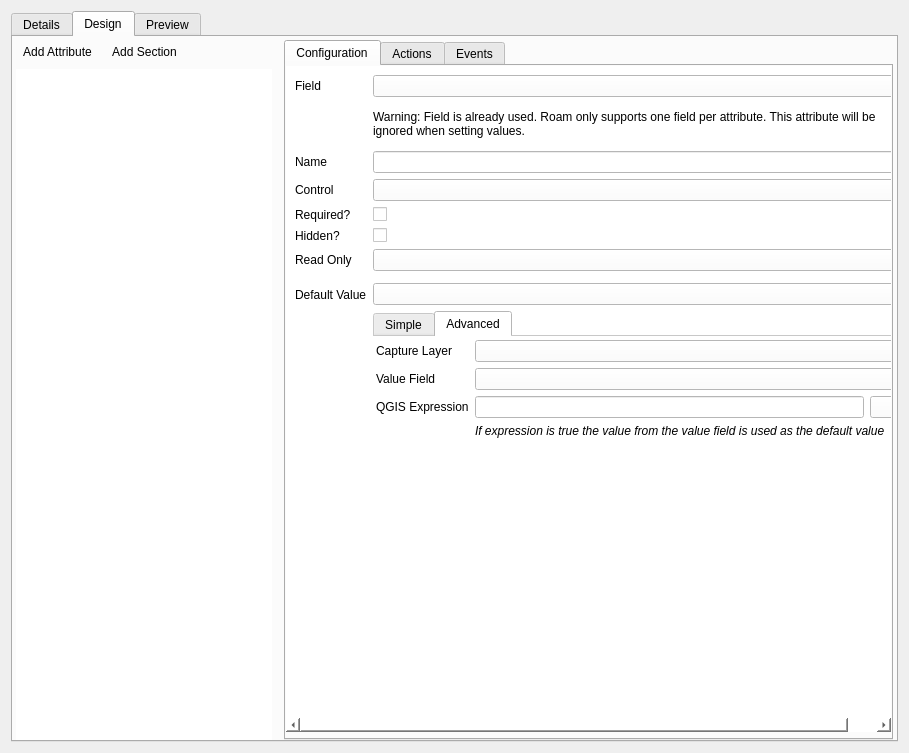
This is src/configmanager/ui/nodewidgets/ui_formwidget.ui in roam-qgis/Roam as Qt 5 draws it before an edit. The edited form follows.
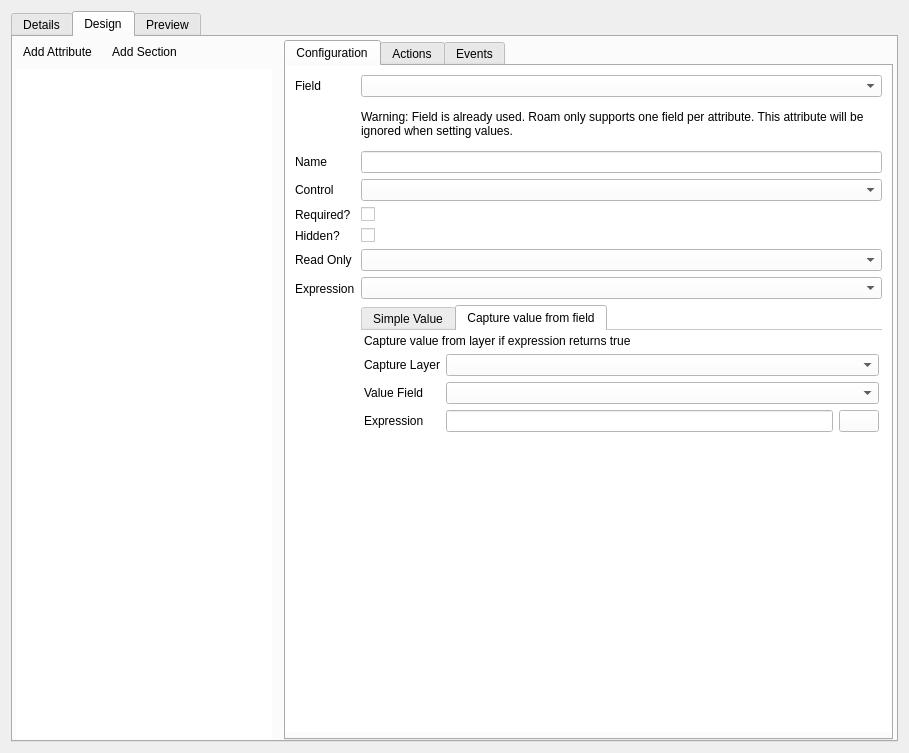
This is the edited form. The open tabs and pages were chosen to show the change. Icons and pictures are not drawn. Custom widgets are drawn as their Qt base class.

Commit message: Only call to_feature once, and don't fetch other default values

```diff
--- a/src/configmanager/ui/nodewidgets/ui_formwidget.ui
+++ b/src/configmanager/ui/nodewidgets/ui_formwidget.ui
@@ -628,25 +628,14 @@
                      </property>
                     </widget>
                    </item>
-                   <item row="19" column="1">
-                    <widget class="QFrame" name="frame_3">
-                     <property name="frameShape">
-                      <enum>QFrame::StyledPanel</enum>
-                     </property>
-                     <property name="frameShadow">
-                      <enum>QFrame::Raised</enum>
-                     </property>
-                     <zorder>defaultTab</zorder>
-                    </widget>
-                   </item>
-                   <item row="20" column="0">
+                   <item row="19" column="0">
                     <widget class="QLabel" name="label">
                      <property name="text">
-                      <string>Default Value</string>
+                      <string>Expression</string>
                      </property>
                     </widget>
                    </item>
-                   <item row="20" column="1">
+                   <item row="19" column="1">
                     <widget class="QFrame" name="frame_5">
                      <property name="frameShape">
                       <enum>QFrame::NoFrame</enum>
@@ -680,7 +669,7 @@
                         </property>
                         <widget class="QWidget" name="tab_5">
                          <attribute name="title">
-                          <string>Simple</string>
+                          <string>Simple Value</string>
                          </attribute>
                          <layout class="QVBoxLayout" name="verticalLayout">
                           <property name="spacing">
@@ -700,13 +689,6 @@
                           </property>
                           <item>
                            <layout class="QHBoxLayout" name="horizontalLayout_7">
-                            <item>
-                             <widget class="QLabel" name="label_14">
-                              <property name="text">
-                               <string>Value</string>
-                              </property>
-                             </widget>
-                            </item>
                             <item>
                              <widget class="QLineEdit" name="defaultvalueText"/>
                             </item>
@@ -737,7 +719,7 @@
                              </font>
                             </property>
                             <property name="text">
-                             <string>Value to be used as the default value.  QGIS Expressions can be included using [% {expression} %]</string>
+                             <string>Expressions can be included using [% {expression} %] or the expression button</string>
                             </property>
                            </widget>
                           </item>
@@ -758,7 +740,7 @@
                         </widget>
                         <widget class="QWidget" name="tab_6">
                          <attribute name="title">
-                          <string>Advanced</string>
+                          <string>Capture value from field</string>
                          </attribute>
                          <layout class="QFormLayout" name="formLayout_4">
                           <property name="leftMargin">
@@ -773,21 +755,31 @@
                           <property name="bottomMargin">
                            <number>3</number>
                           </property>
-                          <item row="0" column="0">
+                          <item row="1" column="0">
                            <widget class="QLabel" name="label_2">
                             <property name="text">
                              <string>Capture Layer</string>
                             </property>
                            </widget>
                           </item>
-                          <item row="2" column="0">
+                          <item row="1" column="1">
+                           <widget class="QgsMapLayerComboBox" name="defaultLayerCombo">
+                            <property name="sizePolicy">
+                             <sizepolicy hsizetype="Expanding" vsizetype="Fixed">
+                              <horstretch>0</horstretch>
+                              <verstretch>0</verstretch>
+                             </sizepolicy>
+                            </property>
+                           </widget>
+                          </item>
+                          <item row="3" column="0">
                            <widget class="QLabel" name="label_3">
                             <property name="text">
                              <string>Value Field</string>
                             </property>
                            </widget>
                           </item>
-                          <item row="2" column="1">
+                          <item row="3" column="1">
                            <widget class="QgsFieldComboBox" name="defaultFieldCombo">
                             <property name="sizePolicy">
                              <sizepolicy hsizetype="Expanding" vsizetype="Fixed">
@@ -797,59 +789,44 @@
                             </property>
                            </widget>
                           </item>
-                          <item row="4" column="1">
-                           <layout class="QHBoxLayout" name="horizontalLayout_8">
-                            <item>
-                             <widget class="QLineEdit" name="defaultValueExpression"/>
-                            </item>
-                            <item>
-                             <widget class="QPushButton" name="expressionButton_2">
-                              <property name="text">
-                               <string/>
-                              </property>
-                              <property name="icon">
-                               <iconset resource="../resources.qrc">
-                                <normaloff>:/icons/Expression</normaloff>:/icons/Expression</iconset>
-                              </property>
-                              <property name="iconSize">
-                               <size>
-                                <width>24</width>
-                                <height>24</height>
-                               </size>
-                              </property>
-                             </widget>
-                            </item>
-                           </layout>
-                          </item>
-                          <item row="4" column="0">
+                          <item row="5" column="0">
                            <widget class="QLabel" name="label_9">
                             <property name="toolTip">
                              <string>If expression is true the value from the value field is used as the default value</string>
                             </property>
                             <property name="text">
-                             <string>QGIS Expression</string>
-                            </property>
-                           </widget>
-                          </item>
-                          <item row="0" column="1">
-                           <widget class="QgsMapLayerComboBox" name="defaultLayerCombo">
-                            <property name="sizePolicy">
-                             <sizepolicy hsizetype="Expanding" vsizetype="Fixed">
-                              <horstretch>0</horstretch>
-                              <verstretch>0</verstretch>
-                             </sizepolicy>
+                             <string>Expression</string>
                             </property>
                            </widget>
                           </item>
                           <item row="5" column="1">
-                           <widget class="QLabel" name="label_17">
-                            <property name="font">
-                             <font>
-                              <italic>true</italic>
-                             </font>
-                            </property>
+                           <layout class="QHBoxLayout" name="horizontalLayout_8">
+                            <item>
+                             <widget class="QLineEdit" name="defaultValueExpression"/>
+                            </item>
+                            <item>
+                             <widget class="QPushButton" name="expressionButton_2">
+                              <property name="text">
+                               <string/>
+                              </property>
+                              <property name="icon">
+                               <iconset resource="../resources.qrc">
+                                <normaloff>:/icons/Expression</normaloff>:/icons/Expression</iconset>
+                              </property>
+                              <property name="iconSize">
+                               <size>
+                                <width>24</width>
+                                <height>24</height>
+                               </size>
+                              </property>
+                             </widget>
+                            </item>
+                           </layout>
+                          </item>
+                          <item row="0" column="0" colspan="2">
+                           <widget class="QLabel" name="label_14">
                             <property name="text">
-                             <string>If expression is true the value from the value field is used as the default value</string>
+                             <string>Capture value from layer if expression returns true</string>
                             </property>
                            </widget>
                           </item>
@@ -860,7 +837,7 @@
                      </layout>
                     </widget>
                    </item>
-                   <item row="21" column="0" colspan="2">
+                   <item row="20" column="0" colspan="2">
                     <widget class="QStackedWidget" name="widgetstack">
                      <property name="styleSheet">
                       <string notr="true"/>
@@ -939,6 +916,11 @@
                <string>Field</string>
               </property>
              </column>
+             <column>
+              <property name="text">
+               <string>Condition</string>
+              </property>
+             </column>
              <column>
               <property name="text">
                <string>Expression</string>
@@ -1067,8 +1049,8 @@
               <rect>
                <x>0</x>
                <y>0</y>
-               <width>885</width>
-               <height>690</height>
+               <width>100</width>
+               <height>30</height>
               </rect>
              </property>
              <property name="autoFillBackground">
```
The commit also changes 2 other files.
